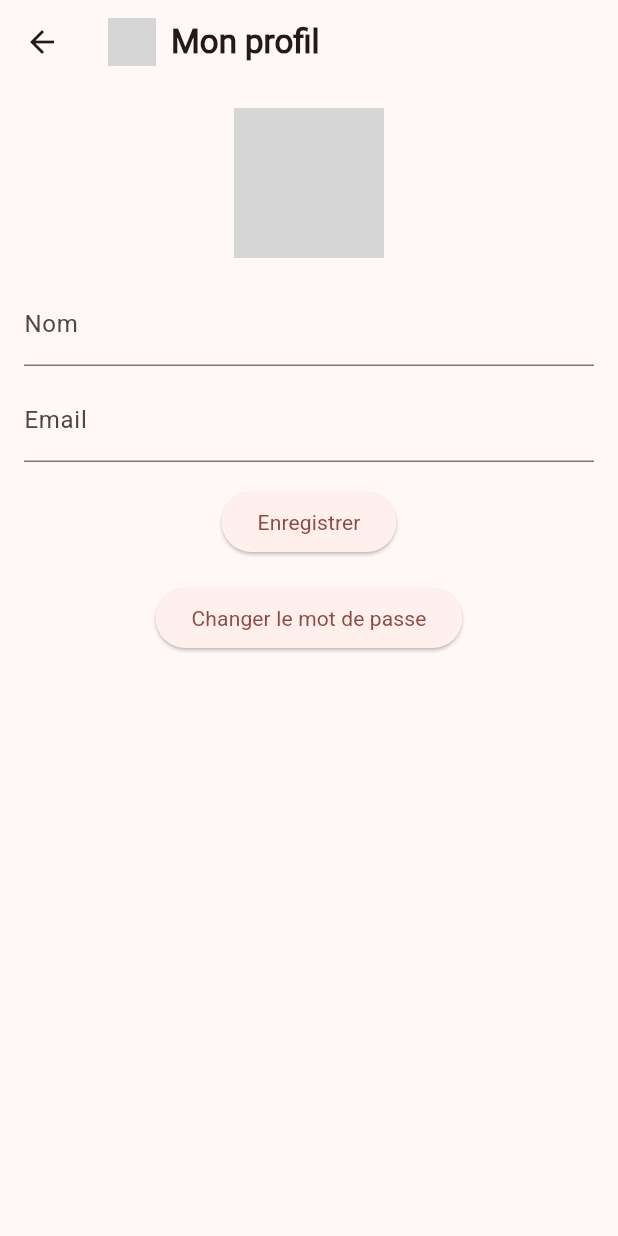
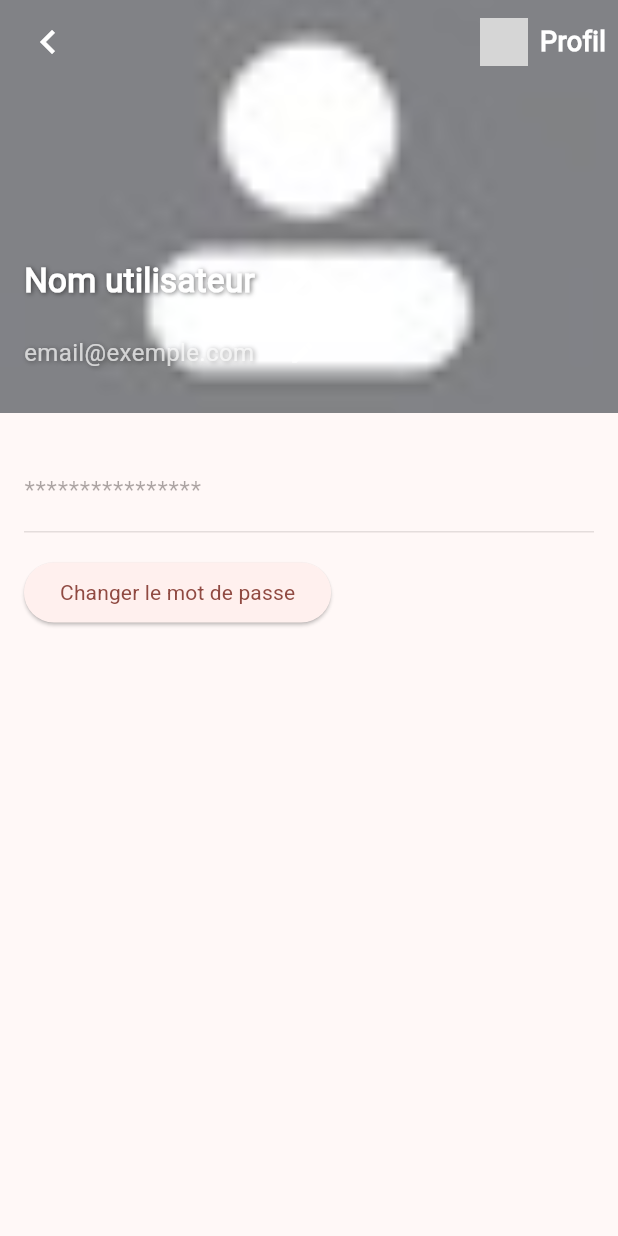
Before and after one commit to IALYFrancisco/NUMEDU, a Flutter app: the screen it shows after launch, on a phone screen of 412 x 824 dp. Run offline on Flutter 3.47's test engine with Material 3 defaults, Android fonts, the phone set to English and light mode, and no system bars; our stand-ins replace cloud_firestore, firebase_auth, firebase_core, firebase_storage, flutter_dotenv, image_picker and 1 more; accounts and stored records are empty; grey boxes are pictures that could not be loaded.

Commit message:
amélioration de la page profile utilisateur

```diff
--- a/lib/screens/profile.dart
+++ b/lib/screens/profile.dart
@@ -20,6 +20,7 @@ class _ProfilePageState extends State<ProfilePage> {
   final _emailController = TextEditingController();
   File? _imageFile;
   String? _profileImageUrl;
+  bool _isEditing = false;
 
   @override
   void initState() {
@@ -41,6 +42,7 @@ class _ProfilePageState extends State<ProfilePage> {
   }
 
   Future<void> _pickImage() async {
+    if (!_isEditing) return; // Autorise uniquement en mode édition
     final picked = await ImagePicker().pickImage(source: ImageSource.gallery);
     if (picked != null) {
       setState(() => _imageFile = File(picked.path));
@@ -68,7 +70,6 @@ class _ProfilePageState extends State<ProfilePage> {
       'profileImageUrl': newImageUrl,
     });
 
-    // Mise à jour de l'email dans Firebase Auth si nécessaire
     if (_emailController.text.trim() != _auth.currentUser!.email) {
       try {
         await _auth.currentUser!.updateEmail(_emailController.text.trim());
@@ -78,6 +79,8 @@ class _ProfilePageState extends State<ProfilePage> {
         );
       }
     }
+
+    setState(() => _isEditing = false);
 
     ScaffoldMessenger.of(context).showSnackBar(
       SnackBar(content: Text('Profil mis à jour')),
@@ -130,62 +133,162 @@ class _ProfilePageState extends State<ProfilePage> {
 
   @override
   Widget build(BuildContext context) {
+    const double fixedHeight = 275.0;
+
     return Scaffold(
-      appBar: AppBar(
-        leading: IconButton(
-            icon: Icon(Icons.arrow_back),
-            onPressed: () => Navigator.pop(context),
+      body: SingleChildScrollView(
+        child: Column(
+          children: [
+            Stack(
+  children: [
+    GestureDetector(
+      onTap: _pickImage,
+      child: Container(
+        height: fixedHeight,
+        width: double.infinity,
+        decoration: BoxDecoration(
+          image: DecorationImage(
+            image: _imageFile != null
+                ? FileImage(_imageFile!)
+                : (_profileImageUrl != null
+                    ? NetworkImage(_profileImageUrl!)
+                    : const AssetImage('assets/images/default-avatar.jpg')) as ImageProvider,
+            fit: BoxFit.cover,
           ),
-        title: Row(
-            mainAxisAlignment: MainAxisAlignment.start,
+        ),
+      ),
+    ),
+
+    // Nom et email en bas à gauche sur l'image
+    Positioned(
+      left: 16,
+      bottom: 16,
+      child: Column(
+        crossAxisAlignment: CrossAxisAlignment.start,
         children: [
-            Image.asset(
-                'assets/logo.png', // <- remplace par le chemin de ton logo
-                height: 32,
+          Row(
+            mainAxisSize: MainAxisSize.min,
+            children: [
+              Text(
+                _nameController.text.isEmpty ? 'Nom utilisateur' : _nameController.text,
+                style: const TextStyle(
+                  color: Colors.white,
+                  fontSize: 22,
+                  fontWeight: FontWeight.bold,
+                  shadows: [Shadow(blurRadius: 4, color: Colors.black54, offset: Offset(1, 1))],
                 ),
-            const SizedBox(width: 10),
-            const Text(
-                "Mon profil",
-                style: TextStyle(fontWeight: FontWeight.bold),
+              ),
+              const SizedBox(width: 8),
+              IconButton(
+                icon: const Icon(Icons.edit, color: Colors.white, size: 20),
+                onPressed: () {
+                  setState(() {
+                    _isEditing = true; // Passe en mode édition dès qu'on clique ici
+                  });
+                },
+              ),
+            ],
+          ),
+          Row(
+            mainAxisSize: MainAxisSize.min,
+            children: [
+              Text(
+                _emailController.text.isEmpty ? 'email@exemple.com' : _emailController.text,
+                style: const TextStyle(
+                  color: Colors.white70,
+                  fontSize: 16,
+                  shadows: [Shadow(blurRadius: 4, color: Colors.black45, offset: Offset(1, 1))],
+                ),
+              ),
+              const SizedBox(width: 8),
+              IconButton(
+                icon: const Icon(Icons.edit, color: Colors.white70, size: 18),
+                onPressed: () {
+                  setState(() {
+                    _isEditing = true; // Passe en mode édition dès qu'on clique ici aussi
+                  });
+                },
+              ),
+            ],
           ),
         ],
       ),
     ),
-      body: SingleChildScrollView(
-        padding: EdgeInsets.all(16),
-        child: Column(
+
+
+    // AppBar transparente superposée en haut avec bouton retour à gauche et logo + titre à droite
+    Positioned(
+      top: 0,
+      left: 0,
+      right: 0,
+      child: Container(
+        height: kToolbarHeight + MediaQuery.of(context).padding.top,
+        padding: EdgeInsets.only(
+          top: MediaQuery.of(context).padding.top,
+          left: 8,
+          right: 8,
+        ),
+        color: Colors.transparent,
+        child: Row(
           children: [
-            GestureDetector(
-              onTap: _pickImage,
-              child: CircleAvatar(
-                radius: 50,
-                backgroundImage: _imageFile != null
-                    ? FileImage(_imageFile!)
-                    : (_profileImageUrl != null
-                        ? NetworkImage(_profileImageUrl!)
-                        : AssetImage('assets/default_avatar.png'))
-                            as ImageProvider,
+            IconButton(
+              icon: const Icon(Icons.chevron_left, size: 32, color: Colors.white),
+              onPressed: () => Navigator.pop(context),
+            ),
+            const Spacer(),
+            Row(
+              children: [
+                Image.asset(
+                  'assets/images/logo-de-numedu.png',
+                  height: 32,
+                ),
+                const SizedBox(width: 8),
+                const Text(
+                  "Profil",
+                  style: TextStyle(
+                    fontWeight: FontWeight.bold,
+                    fontSize: 18,
+                    color: Colors.white,
                   ),
                 ),
-            SizedBox(height: 16),
+              ],
+            ),
+          ],
+        ),
+      ),
+    ),
+  ],
+),
+
+            Padding(
+              padding: const EdgeInsets.all(16),
+              child: Column(
+                crossAxisAlignment: CrossAxisAlignment.start, // Aligner tout à gauche
+                children: [
+                  const SizedBox(height: 8),
+
+                  // Champ Mot de passe désactivé
                   TextField(
-              controller: _nameController,
-              decoration: InputDecoration(labelText: "Nom"),
+                    obscureText: true,
+                    enabled: false,
+                    decoration: const InputDecoration(
+                      labelText: "****************",
+                      hintText: "********",
                     ),
-            SizedBox(height: 8),
-            TextField(
-              controller: _emailController,
-              decoration: InputDecoration(labelText: "Email"),
                   ),
-            SizedBox(height: 16),
-            ElevatedButton(
-              onPressed: _saveProfile,
-              child: Text("Enregistrer"),
+
+                  const SizedBox(height: 16),
+
+                  // Bouton "Changer le mot de passe" aligné à gauche
+                  Align(
+                    alignment: Alignment.centerLeft,
+                    child: ElevatedButton(
+                      onPressed: _changePassword,
+                      child: const Text("Changer le mot de passe"),
                     ),
-            SizedBox(height: 16),
-            ElevatedButton(
-              onPressed: _changePassword,
-              child: Text("Changer le mot de passe"),
+                  ),
+                ],
+              ),
             ),
           ],
         ),
```
Lines whose indentation alone changed are shown as unchanged.
